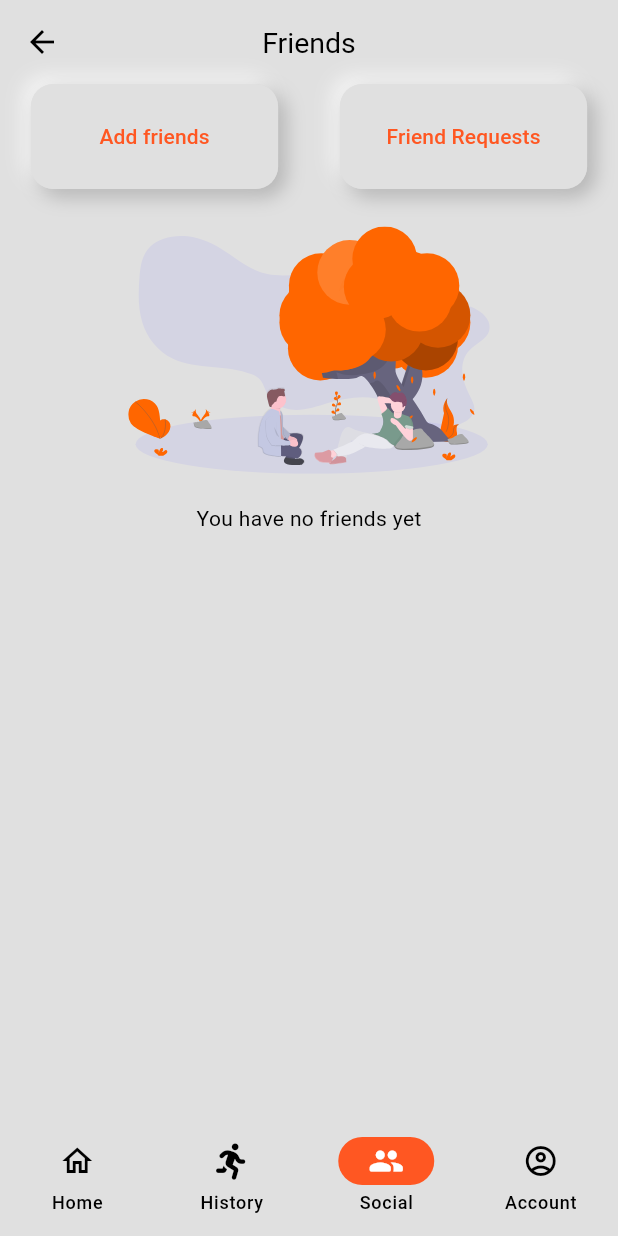
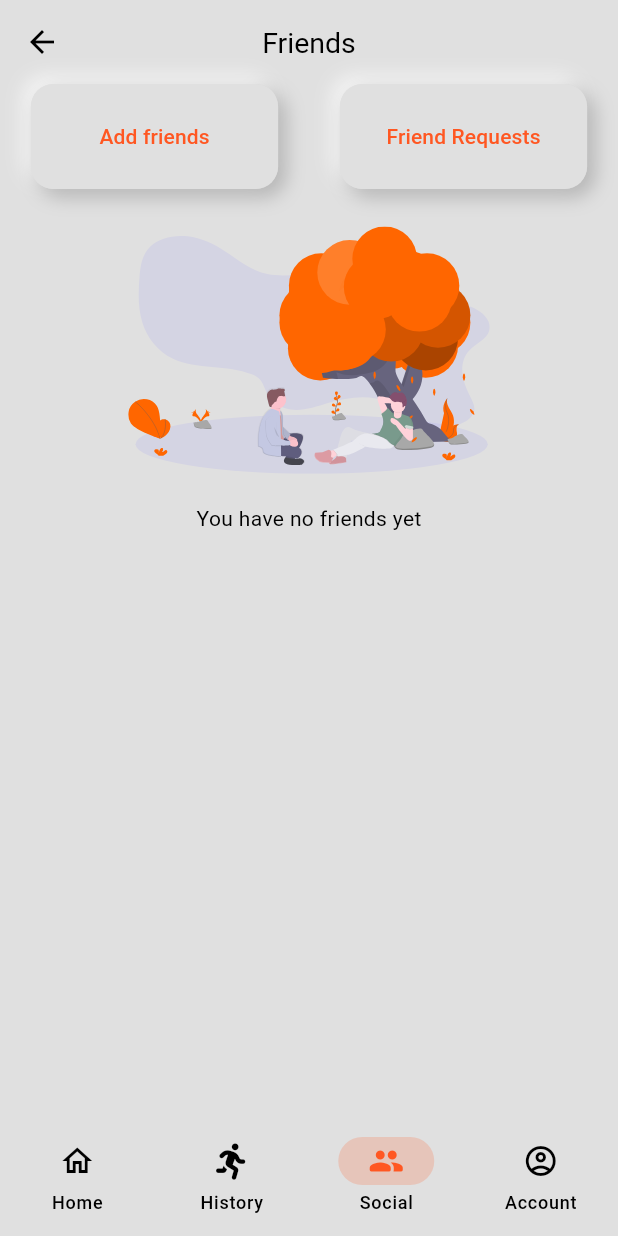
Before and after one commit to DanKruger/FitQuest, a Flutter app: the LoggedInScreen screen opened directly, swiped to page 3, on a phone screen of 412 x 824 dp. Run offline on Flutter 3.47's test engine with Material 3 defaults, Android fonts, the phone set to English and light mode, and no system bars; our stand-ins replace cloud_firestore, connectivity_plus, firebase_auth, firebase_core, flutter_animate, flutter_map and 9 more; missing offline and left inert: firebase_ui_auth; accounts and stored records are empty.

Commit message:
Update Navbar theme

```diff
--- a/lib/presentation/views/screens/logged_in_screen.dart
+++ b/lib/presentation/views/screens/logged_in_screen.dart
@@ -40,6 +40,7 @@ class _LoggedInScreenState extends State<LoggedInScreen> {
     return NavigationBar(
       labelBehavior: NavigationDestinationLabelBehavior.alwaysShow,
       onDestinationSelected: _onNavBarTapped,
+      indicatorColor: theme.primary.withOpacity(0.2),
       overlayColor: WidgetStateProperty.resolveWith<Color?>((_) {
         return Colors.transparent;
       }),
@@ -48,7 +49,7 @@ class _LoggedInScreenState extends State<LoggedInScreen> {
         NavigationDestination(
           selectedIcon: Icon(
             Icons.home_rounded,
-            color: theme.onPrimary,
+            color: theme.primary,
           ),
           icon: Icon(
             Icons.home_outlined,
@@ -59,7 +60,7 @@ class _LoggedInScreenState extends State<LoggedInScreen> {
         NavigationDestination(
           selectedIcon: Icon(
             FontAwesomeIcons.personRunning,
-            color: theme.onPrimary,
+            color: theme.primary,
           ),
           icon: Icon(
             FontAwesomeIcons.personRunning,
@@ -70,7 +71,7 @@ class _LoggedInScreenState extends State<LoggedInScreen> {
         NavigationDestination(
           selectedIcon: Icon(
             Icons.people_rounded,
-            color: theme.onPrimary,
+            color: theme.primary,
           ),
           icon: Icon(
             Icons.people_outline_rounded,
@@ -81,7 +82,7 @@ class _LoggedInScreenState extends State<LoggedInScreen> {
         NavigationDestination(
           selectedIcon: Icon(
             Icons.account_circle_rounded,
-            color: theme.onPrimary,
+            color: theme.primary,
           ),
           icon: Icon(
             Icons.account_circle_outlined,
```
